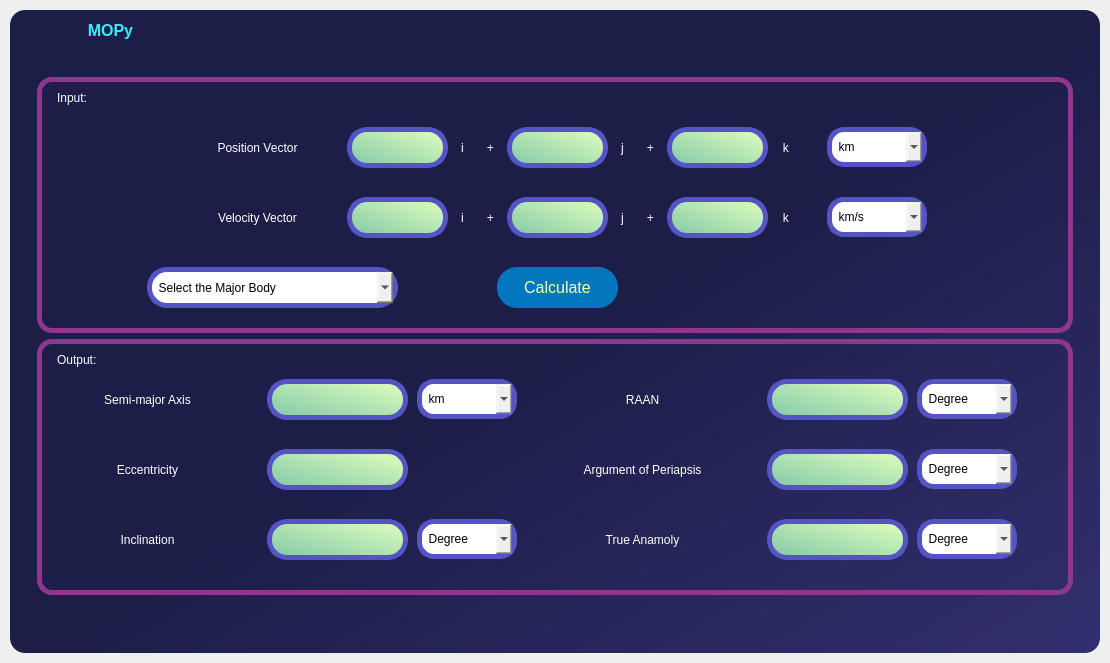
Old version of the form UI_Functions/Home_Page.ui in the repository Mechanics-of-Orbit/MOPy.
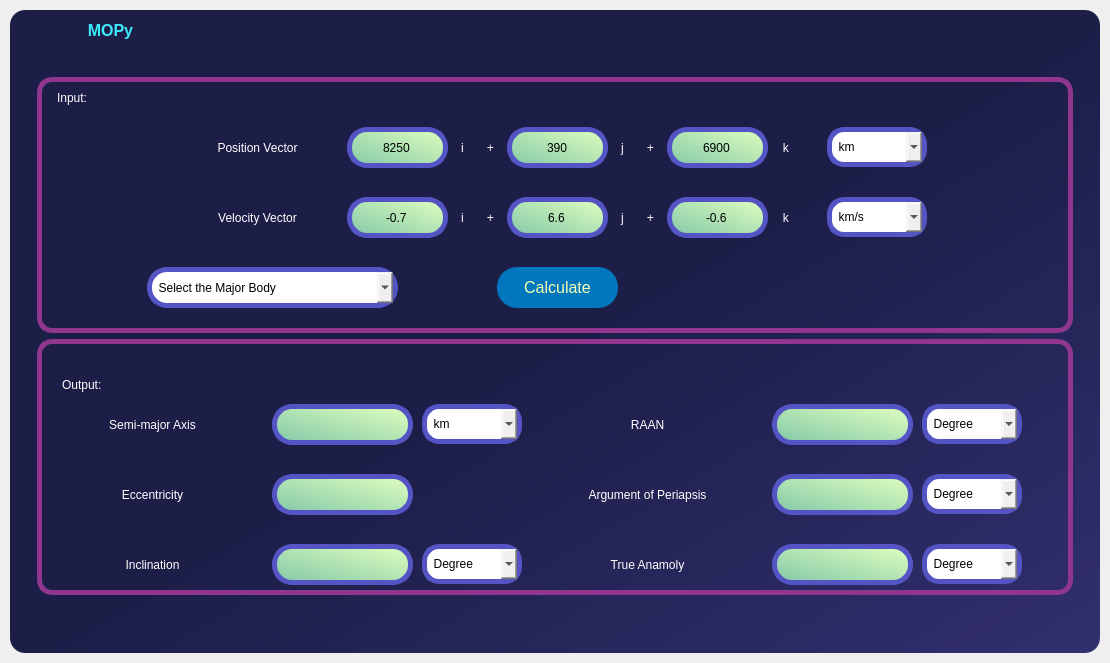
New version of the form. The open tabs and pages were chosen to show the change. Icons and pictures are not drawn.

```diff
--- a/UI_Functions/Home_Page.ui
+++ b/UI_Functions/Home_Page.ui
@@ -10768,6 +10768,9 @@
 	border: 4px solid rgb(2, 119, 189);
 }</string>
                     </property>
+                    <property name="text">
+                     <string>8250</string>
+                    </property>
                     <property name="alignment">
                      <set>Qt::AlignCenter</set>
                     </property>
@@ -10794,6 +10797,9 @@
 	border: 4px solid rgb(2, 119, 189);
 }</string>
                     </property>
+                    <property name="text">
+                     <string>390</string>
+                    </property>
                     <property name="alignment">
                      <set>Qt::AlignCenter</set>
                     </property>
@@ -10821,6 +10827,9 @@
 	border: 4px solid rgb(2, 119, 189);
 }</string>
                     </property>
+                    <property name="text">
+                     <string>6900</string>
+                    </property>
                     <property name="alignment">
                      <set>Qt::AlignCenter</set>
                     </property>
@@ -10951,6 +10960,9 @@
 	border: 4px solid rgb(2, 119, 189);
 }</string>
                     </property>
+                    <property name="text">
+                     <string>6.6</string>
+                    </property>
                     <property name="alignment">
                      <set>Qt::AlignCenter</set>
                     </property>
@@ -10977,6 +10989,9 @@
 	border: 4px solid rgb(2, 119, 189);
 }</string>
                     </property>
+                    <property name="text">
+                     <string>-0.7</string>
+                    </property>
                     <property name="alignment">
                      <set>Qt::AlignCenter</set>
                     </property>
@@ -11046,6 +11061,9 @@
 	border: 4px solid rgb(2, 119, 189);
 }</string>
                     </property>
+                    <property name="text">
+                     <string>-0.6</string>
+                    </property>
                     <property name="alignment">
                      <set>Qt::AlignCenter</set>
                     </property>
@@ -11264,7 +11282,19 @@
                   </widget>
                  </item>
                  <item>
-                  <widget class="QFrame" name="frame_85">
+                  <widget class="QFrame" name="CoOE_output_frame">
+                   <property name="minimumSize">
+                    <size>
+                     <width>1036</width>
+                     <height>256</height>
+                    </size>
+                   </property>
+                   <property name="maximumSize">
+                    <size>
+                     <width>1036</width>
+                     <height>256</height>
+                    </size>
+                   </property>
                    <property name="styleSheet">
                     <string notr="true">QLabel{
 	
@@ -11299,230 +11329,100 @@
                    <property name="frameShadow">
                     <enum>QFrame::Raised</enum>
                    </property>
-                   <widget class="QLabel" name="semimajor_axis_coe_n_aoe">
-                    <property name="geometry">
-                     <rect>
-                      <x>230</x>
-                      <y>40</y>
-                      <width>141</width>
-                      <height>41</height>
-                     </rect>
+                   <layout class="QHBoxLayout" name="horizontalLayout_24">
+                    <property name="spacing">
+                     <number>0</number>
                     </property>
-                    <property name="styleSheet">
-                     <string notr="true">QLabel{
-	
-	background-color: qlineargradient(spread:pad, x1:0, y1:1, x2:1, y2:0, stop:0 rgba(131, 200, 168, 255), stop:1 rgba(224, 255, 190, 255));
-	border: 5px solid rgb(84, 84, 197);
-	font: 12pt &quot;Arial&quot;;
-	border-radius: 20px;}
-
-
-QLabel:hover{
-	border: 4px solid rgb(2, 119, 189);
-}</string>
+                    <property name="leftMargin">
+                     <number>0</number>
                     </property>
-                    <property name="text">
-                     <string/>
+                    <property name="topMargin">
+                     <number>0</number>
                     </property>
-                   </widget>
-                   <widget class="QLabel" name="eccentricity_coe_n_aoe">
-                    <property name="geometry">
-                     <rect>
-                      <x>230</x>
-                      <y>110</y>
-                      <width>141</width>
-                      <height>41</height>
-                     </rect>
+                    <property name="rightMargin">
+                     <number>0</number>
                     </property>
-                    <property name="styleSheet">
-                     <string notr="true">QLabel{
-	
-	background-color: qlineargradient(spread:pad, x1:0, y1:1, x2:1, y2:0, stop:0 rgba(131, 200, 168, 255), stop:1 rgba(224, 255, 190, 255));
-	border: 5px solid rgb(84, 84, 197);
-	font: 12pt &quot;Arial&quot;;
-	border-radius: 20px;}
-
-
-QLabel:hover{
-	border: 4px solid rgb(2, 119, 189);
-}</string>
+                    <property name="bottomMargin">
+                     <number>0</number>
                     </property>
-                    <property name="text">
-                     <string/>
-                    </property>
-                   </widget>
-                   <widget class="QLabel" name="inclination_coe_n_aoe">
-                    <property name="geometry">
-                     <rect>
-                      <x>230</x>
-                      <y>180</y>
-                      <width>141</width>
-                      <height>41</height>
-                     </rect>
-                    </property>
+                    <item>
+                     <widget class="QStackedWidget" name="CoOE_output_stack">
                     <property name="styleSheet">
-                     <string notr="true">QLabel{
-	
-	background-color: qlineargradient(spread:pad, x1:0, y1:1, x2:1, y2:0, stop:0 rgba(131, 200, 168, 255), stop:1 rgba(224, 255, 190, 255));
-	border: 5px solid rgb(84, 84, 197);
-	font: 12pt &quot;Arial&quot;;
-	border-radius: 20px;}
-
-
-QLabel:hover{
-	border: 4px solid rgb(2, 119, 189);
-}</string>
-                    </property>
-                    <property name="text">
-                     <string/>
-                    </property>
-                   </widget>
-                   <widget class="QLabel" name="arg_of_per_coe_n_aoe">
+                       <string notr="true">border:none;</string>
+                      </property>
+                      <property name="currentIndex">
+                       <number>1</number>
+                      </property>
+                      <widget class="QWidget" name="CoOE_output_lbl_error_screen">
+                       <widget class="QLineEdit" name="CoOE_output_lbl_error">
                     <property name="geometry">
                      <rect>
-                      <x>730</x>
-                      <y>110</y>
-                      <width>141</width>
+                          <x>70</x>
+                          <y>90</y>
+                          <width>881</width>
                       <height>41</height>
                      </rect>
                     </property>
-                    <property name="styleSheet">
-                     <string notr="true">QLabel{
-	
-	background-color: qlineargradient(spread:pad, x1:0, y1:1, x2:1, y2:0, stop:0 rgba(131, 200, 168, 255), stop:1 rgba(224, 255, 190, 255));
-	border: 5px solid rgb(84, 84, 197);
-	font: 12pt &quot;Arial&quot;;
-	border-radius: 20px;}
-
-
-QLabel:hover{
-	border: 4px solid rgb(2, 119, 189);
-}</string>
-                    </property>
-                    <property name="text">
-                     <string/>
-                    </property>
-                   </widget>
-                   <widget class="QLabel" name="RAAN_coe_n_aoe">
+                       </widget>
+                      </widget>
+                      <widget class="QWidget" name="CoOE_output_parameters_screen">
+                       <widget class="QComboBox" name="arg_of_per_unit_coe_n_aoe">
                     <property name="geometry">
                      <rect>
-                      <x>730</x>
-                      <y>40</y>
-                      <width>141</width>
-                      <height>41</height>
-                     </rect>
-                    </property>
-                    <property name="styleSheet">
-                     <string notr="true">QLabel{
-	
-	background-color: qlineargradient(spread:pad, x1:0, y1:1, x2:1, y2:0, stop:0 rgba(131, 200, 168, 255), stop:1 rgba(224, 255, 190, 255));
-	border: 5px solid rgb(84, 84, 197);
-	font: 12pt &quot;Arial&quot;;
-	border-radius: 20px;}
-
-
-QLabel:hover{
-	border: 4px solid rgb(2, 119, 189);
-}</string>
-                    </property>
-                    <property name="text">
-                     <string/>
-                    </property>
-                   </widget>
-                   <widget class="QLabel" name="tru_ana_coe_n_aoe">
-                    <property name="geometry">
-                     <rect>
-                      <x>730</x>
-                      <y>180</y>
-                      <width>141</width>
-                      <height>41</height>
-                     </rect>
+                          <x>880</x>
+                          <y>130</y>
+                          <width>100</width>
+                          <height>40</height>
+                         </rect>
+                        </property>
+                        <property name="minimumSize">
+                         <size>
+                          <width>100</width>
+                          <height>40</height>
+                         </size>
+                        </property>
+                        <property name="maximumSize">
+                         <size>
+                          <width>100</width>
+                          <height>40</height>
+                         </size>
+                        </property>
+                        <property name="layoutDirection">
+                         <enum>Qt::LeftToRight</enum>
                     </property>
                     <property name="styleSheet">
-                     <string notr="true">QLabel{
+                         <string notr="true">QComboBox{
 	
-	background-color: qlineargradient(spread:pad, x1:0, y1:1, x2:1, y2:0, stop:0 rgba(131, 200, 168, 255), stop:1 rgba(224, 255, 190, 255));
+	
+	
 	border: 5px solid rgb(84, 84, 197);
 	font: 12pt &quot;Arial&quot;;
-	border-radius: 20px;}
+	border-radius: 17px;}
 
 
-QLabel:hover{
+QComboBox:hover{
 	border: 4px solid rgb(2, 119, 189);
 }</string>
                     </property>
-                    <property name="text">
-                     <string/>
-                    </property>
-                   </widget>
-                   <widget class="QLabel" name="label_151">
-                    <property name="geometry">
-                     <rect>
-                      <x>0</x>
-                      <y>40</y>
-                      <width>221</width>
-                      <height>41</height>
-                     </rect>
-                    </property>
-                    <property name="styleSheet">
-                     <string notr="true">border:none;
-color:white;
-</string>
-                    </property>
+                        <property name="editable">
+                         <bool>false</bool>
+                        </property>
+                        <item>
                     <property name="text">
-                     <string>Semi-major Axis</string>
-                    </property>
-                    <property name="alignment">
-                     <set>Qt::AlignCenter</set>
-                    </property>
-                   </widget>
-                   <widget class="QLabel" name="label_155">
-                    <property name="geometry">
-                     <rect>
-                      <x>0</x>
-                      <y>110</y>
-                      <width>221</width>
-                      <height>41</height>
-                     </rect>
-                    </property>
-                    <property name="styleSheet">
-                     <string notr="true">border:none;
-color:white;
-</string>
-                    </property>
+                          <string>  Degree</string>
+                         </property>
+                        </item>
+                        <item>
                     <property name="text">
-                     <string>Eccentricity</string>
-                    </property>
-                    <property name="alignment">
-                     <set>Qt::AlignCenter</set>
-                    </property>
-                   </widget>
-                   <widget class="QLabel" name="label_245">
-                    <property name="geometry">
-                     <rect>
-                      <x>0</x>
-                      <y>180</y>
-                      <width>221</width>
-                      <height>41</height>
-                     </rect>
-                    </property>
-                    <property name="styleSheet">
-                     <string notr="true">border:none;
-color:white;
-</string>
-                    </property>
-                    <property name="text">
-                     <string>Inclination</string>
-                    </property>
-                    <property name="alignment">
-                     <set>Qt::AlignCenter</set>
-                    </property>
+                          <string>  Radians</string>
+                         </property>
+                        </item>
                    </widget>
                    <widget class="QLabel" name="label_247">
                     <property name="geometry">
                      <rect>
                       <x>490</x>
-                      <y>40</y>
+                          <y>60</y>
                       <width>231</width>
                       <height>41</height>
                      </rect>
@@ -11539,12 +11439,12 @@
                      <set>Qt::AlignCenter</set>
                     </property>
                    </widget>
-                   <widget class="QLabel" name="label_252">
+                       <widget class="QLabel" name="label_151">
                     <property name="geometry">
                      <rect>
-                      <x>490</x>
-                      <y>110</y>
-                      <width>231</width>
+                          <x>0</x>
+                          <y>60</y>
+                          <width>221</width>
                       <height>41</height>
                      </rect>
                     </property>
@@ -11554,7 +11454,69 @@
 </string>
                     </property>
                     <property name="text">
-                     <string>Argument of Periapsis</string>
+                         <string>Semi-major Axis</string>
+                        </property>
+                        <property name="alignment">
+                         <set>Qt::AlignCenter</set>
+                        </property>
+                       </widget>
+                       <widget class="QLabel" name="arg_of_per_coe_n_aoe">
+                        <property name="geometry">
+                         <rect>
+                          <x>730</x>
+                          <y>130</y>
+                          <width>141</width>
+                          <height>41</height>
+                         </rect>
+                        </property>
+                        <property name="styleSheet">
+                         <string notr="true">QLabel{
+	
+	background-color: qlineargradient(spread:pad, x1:0, y1:1, x2:1, y2:0, stop:0 rgba(131, 200, 168, 255), stop:1 rgba(224, 255, 190, 255));
+	border: 5px solid rgb(84, 84, 197);
+	font: 12pt &quot;Arial&quot;;
+	border-radius: 20px;
+	color:black;
+}
+
+
+QLabel:hover{
+	border: 4px solid rgb(2, 119, 189);
+}</string>
+                        </property>
+                        <property name="text">
+                         <string/>
+                        </property>
+                        <property name="alignment">
+                         <set>Qt::AlignCenter</set>
+                        </property>
+                       </widget>
+                       <widget class="QLabel" name="inclination_coe_n_aoe">
+                        <property name="geometry">
+                         <rect>
+                          <x>230</x>
+                          <y>200</y>
+                          <width>141</width>
+                          <height>41</height>
+                         </rect>
+                        </property>
+                        <property name="styleSheet">
+                         <string notr="true">QLabel{
+	
+	background-color: qlineargradient(spread:pad, x1:0, y1:1, x2:1, y2:0, stop:0 rgba(131, 200, 168, 255), stop:1 rgba(224, 255, 190, 255));
+	border: 5px solid rgb(84, 84, 197);
+	font: 12pt &quot;Arial&quot;;
+	border-radius: 20px;
+	color:black;
+}
+
+
+QLabel:hover{
+	border: 4px solid rgb(2, 119, 189);
+}</string>
+                        </property>
+                        <property name="text">
+                         <string/>
                     </property>
                     <property name="alignment">
                      <set>Qt::AlignCenter</set>
@@ -11564,7 +11526,7 @@
                     <property name="geometry">
                      <rect>
                       <x>490</x>
-                      <y>180</y>
+                          <y>200</y>
                       <width>231</width>
                       <height>41</height>
                      </rect>
@@ -11581,32 +11543,73 @@
                      <set>Qt::AlignCenter</set>
                     </property>
                    </widget>
-                   <widget class="QLabel" name="label_262">
+                       <widget class="QLabel" name="semimajor_axis_coe_n_aoe">
                     <property name="geometry">
                      <rect>
-                      <x>20</x>
-                      <y>10</y>
-                      <width>221</width>
-                      <height>21</height>
+                          <x>230</x>
+                          <y>60</y>
+                          <width>141</width>
+                          <height>41</height>
                      </rect>
                     </property>
                     <property name="styleSheet">
-                     <string notr="true">border:none;
-color:white;
-</string>
+                         <string notr="true">QLabel{
+	
+	background-color: qlineargradient(spread:pad, x1:0, y1:1, x2:1, y2:0, stop:0 rgba(131, 200, 168, 255), stop:1 rgba(224, 255, 190, 255));
+	border: 5px solid rgb(84, 84, 197);
+	font: 12pt &quot;Arial&quot;;
+	border-radius: 20px;
+	color:black;
+}
+
+
+QLabel:hover{
+	border: 4px solid rgb(2, 119, 189);
+}</string>
                     </property>
                     <property name="text">
-                     <string>Output:</string>
+                         <string/>
                     </property>
                     <property name="alignment">
-                     <set>Qt::AlignLeading|Qt::AlignLeft|Qt::AlignVCenter</set>
+                         <set>Qt::AlignCenter</set>
+                        </property>
+                       </widget>
+                       <widget class="QLabel" name="tru_ana_coe_n_aoe">
+                        <property name="geometry">
+                         <rect>
+                          <x>730</x>
+                          <y>200</y>
+                          <width>141</width>
+                          <height>41</height>
+                         </rect>
+                        </property>
+                        <property name="styleSheet">
+                         <string notr="true">QLabel{
+	
+	background-color: qlineargradient(spread:pad, x1:0, y1:1, x2:1, y2:0, stop:0 rgba(131, 200, 168, 255), stop:1 rgba(224, 255, 190, 255));
+	border: 5px solid rgb(84, 84, 197);
+	font: 12pt &quot;Arial&quot;;
+	border-radius: 20px;
+	color:black;
+}
+
+
+QLabel:hover{
+	border: 4px solid rgb(2, 119, 189);
+}</string>
+                        </property>
+                        <property name="text">
+                         <string/>
+                        </property>
+                        <property name="alignment">
+                         <set>Qt::AlignCenter</set>
                     </property>
                    </widget>
                    <widget class="QComboBox" name="semimajor_axis_unit_coe_n_aoe">
                     <property name="geometry">
                      <rect>
                       <x>380</x>
-                      <y>40</y>
+                          <y>60</y>
                       <width>100</width>
                       <height>40</height>
                      </rect>
@@ -11664,11 +11667,32 @@
                      </property>
                     </item>
                    </widget>
+                       <widget class="QLabel" name="label_252">
+                        <property name="geometry">
+                         <rect>
+                          <x>490</x>
+                          <y>130</y>
+                          <width>231</width>
+                          <height>41</height>
+                         </rect>
+                        </property>
+                        <property name="styleSheet">
+                         <string notr="true">border:none;
+color:white;
+</string>
+                        </property>
+                        <property name="text">
+                         <string>Argument of Periapsis</string>
+                        </property>
+                        <property name="alignment">
+                         <set>Qt::AlignCenter</set>
+                        </property>
+                       </widget>
                    <widget class="QComboBox" name="inclination_unit_coe_n_aoe">
                     <property name="geometry">
                      <rect>
                       <x>380</x>
-                      <y>180</y>
+                          <y>200</y>
                       <width>100</width>
                       <height>40</height>
                      </rect>
@@ -11720,59 +11744,7 @@
                     <property name="geometry">
                      <rect>
                       <x>880</x>
-                      <y>40</y>
-                      <width>100</width>
-                      <height>40</height>
-                     </rect>
-                    </property>
-                    <property name="minimumSize">
-                     <size>
-                      <width>100</width>
-                      <height>40</height>
-                     </size>
-                    </property>
-                    <property name="maximumSize">
-                     <size>
-                      <width>100</width>
-                      <height>40</height>
-                     </size>
-                    </property>
-                    <property name="layoutDirection">
-                     <enum>Qt::LeftToRight</enum>
-                    </property>
-                    <property name="styleSheet">
-                     <string notr="true">QComboBox{
-	
-	
-	
-	border: 5px solid rgb(84, 84, 197);
-	font: 12pt &quot;Arial&quot;;
-	border-radius: 17px;}
-
-
-QComboBox:hover{
-	border: 4px solid rgb(2, 119, 189);
-}</string>
-                    </property>
-                    <property name="editable">
-                     <bool>false</bool>
-                    </property>
-                    <item>
-                     <property name="text">
-                      <string>  Degree</string>
-                     </property>
-                    </item>
-                    <item>
-                     <property name="text">
-                      <string>  Radians</string>
-                     </property>
-                    </item>
-                   </widget>
-                   <widget class="QComboBox" name="arg_of_per_unit_coe_n_aoe">
-                    <property name="geometry">
-                     <rect>
-                      <x>880</x>
-                      <y>110</y>
+                          <y>60</y>
                       <width>100</width>
                       <height>40</height>
                      </rect>
@@ -11824,7 +11796,7 @@
                     <property name="geometry">
                      <rect>
                       <x>880</x>
-                      <y>180</y>
+                          <y>200</y>
                       <width>100</width>
                       <height>40</height>
                      </rect>
@@ -11872,6 +11844,151 @@
                      </property>
                     </item>
                    </widget>
+                       <widget class="QLabel" name="label_245">
+                        <property name="geometry">
+                         <rect>
+                          <x>0</x>
+                          <y>200</y>
+                          <width>221</width>
+                          <height>41</height>
+                         </rect>
+                        </property>
+                        <property name="styleSheet">
+                         <string notr="true">border:none;
+color:white;
+</string>
+                        </property>
+                        <property name="text">
+                         <string>Inclination</string>
+                        </property>
+                        <property name="alignment">
+                         <set>Qt::AlignCenter</set>
+                        </property>
+                       </widget>
+                       <widget class="QLabel" name="label_155">
+                        <property name="geometry">
+                         <rect>
+                          <x>0</x>
+                          <y>130</y>
+                          <width>221</width>
+                          <height>41</height>
+                         </rect>
+                        </property>
+                        <property name="styleSheet">
+                         <string notr="true">border:none;
+color:white;
+</string>
+                        </property>
+                        <property name="text">
+                         <string>Eccentricity</string>
+                        </property>
+                        <property name="alignment">
+                         <set>Qt::AlignCenter</set>
+                        </property>
+                       </widget>
+                       <widget class="QLabel" name="label_262">
+                        <property name="geometry">
+                         <rect>
+                          <x>20</x>
+                          <y>30</y>
+                          <width>221</width>
+                          <height>21</height>
+                         </rect>
+                        </property>
+                        <property name="styleSheet">
+                         <string notr="true">border:none;
+color:white;
+</string>
+                        </property>
+                        <property name="text">
+                         <string>Output:</string>
+                        </property>
+                        <property name="alignment">
+                         <set>Qt::AlignLeading|Qt::AlignLeft|Qt::AlignVCenter</set>
+                        </property>
+                       </widget>
+                       <widget class="QLabel" name="eccentricity_coe_n_aoe">
+                        <property name="geometry">
+                         <rect>
+                          <x>230</x>
+                          <y>130</y>
+                          <width>141</width>
+                          <height>41</height>
+                         </rect>
+                        </property>
+                        <property name="styleSheet">
+                         <string notr="true">QLabel{
+	
+	background-color: qlineargradient(spread:pad, x1:0, y1:1, x2:1, y2:0, stop:0 rgba(131, 200, 168, 255), stop:1 rgba(224, 255, 190, 255));
+	border: 5px solid rgb(84, 84, 197);
+	font: 12pt &quot;Arial&quot;;
+	border-radius: 20px;
+	color:black;
+}
+
+
+QLabel:hover{
+	border: 4px solid rgb(2, 119, 189);
+}</string>
+                        </property>
+                        <property name="text">
+                         <string/>
+                        </property>
+                        <property name="alignment">
+                         <set>Qt::AlignCenter</set>
+                        </property>
+                       </widget>
+                       <widget class="QLabel" name="RAAN_coe_n_aoe">
+                        <property name="geometry">
+                         <rect>
+                          <x>730</x>
+                          <y>60</y>
+                          <width>141</width>
+                          <height>41</height>
+                         </rect>
+                        </property>
+                        <property name="styleSheet">
+                         <string notr="true">QLabel{
+	
+	background-color: qlineargradient(spread:pad, x1:0, y1:1, x2:1, y2:0, stop:0 rgba(131, 200, 168, 255), stop:1 rgba(224, 255, 190, 255));
+	border: 5px solid rgb(84, 84, 197);
+	font: 12pt &quot;Arial&quot;;
+	border-radius: 20px;
+	color:black;
+}
+
+
+QLabel:hover{
+	border: 4px solid rgb(2, 119, 189);
+}</string>
+                        </property>
+                        <property name="text">
+                         <string/>
+                        </property>
+                        <property name="alignment">
+                         <set>Qt::AlignCenter</set>
+                        </property>
+                       </widget>
+                       <widget class="QLineEdit" name="CoOE_output_para_lbl">
+                        <property name="geometry">
+                         <rect>
+                          <x>30</x>
+                          <y>-1</y>
+                          <width>961</width>
+                          <height>31</height>
+                         </rect>
+                        </property>
+                        <property name="styleSheet">
+                         <string notr="true">background-color:transparent;</string>
+                        </property>
+                        <property name="alignment">
+                         <set>Qt::AlignCenter</set>
+                        </property>
+                       </widget>
+                      </widget>
+                     </widget>
+                    </item>
+                   </layout>
                   </widget>
                  </item>
                 </layout>
```
Left out of the diff: 61 changed lines with no effect on the pictures. Lines whose indentation alone changed are shown as unchanged.
